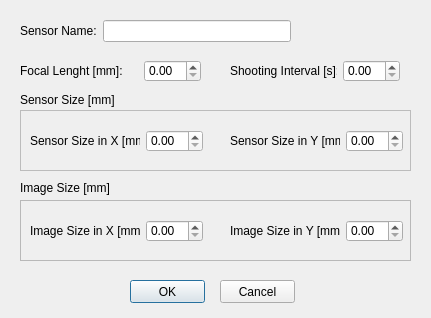
Before: the Qt Designer form PluginFiles/NewSensor.ui in Marta1Rossi/DSP, drawn with Qt 5.
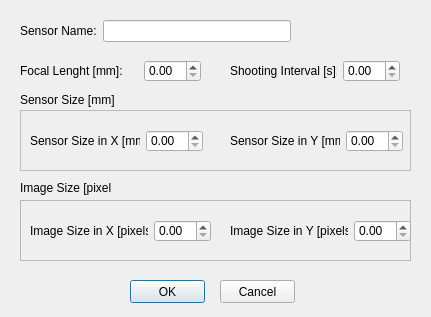
After: the same form once the commit is applied.

Commit message: fixed unit of measure

Diff of the .ui file:
```diff
--- a/PluginFiles/NewSensor.ui
+++ b/PluginFiles/NewSensor.ui
@@ -7,7 +7,7 @@
     <x>0</x>
     <y>0</y>
     <width>431</width>
-    <height>318</height>
+    <height>317</height>
    </rect>
   </property>
   <property name="windowTitle">
@@ -537,7 +537,7 @@
     </rect>
    </property>
    <property name="text">
-    <string>Image Size [mm]</string>
+    <string>Image Size [pixel]</string>
    </property>
   </widget>
   <widget class="QFrame" name="frame_3">
@@ -560,7 +560,7 @@
      <rect>
       <x>10</x>
       <y>20</y>
-      <width>173</width>
+      <width>181</width>
       <height>22</height>
      </rect>
     </property>
@@ -568,7 +568,7 @@
      <item>
       <widget class="QLabel" name="label_8">
        <property name="text">
-        <string>Image Size in X [mm]:</string>
+        <string>Image Size in X [pixels]:</string>
        </property>
       </widget>
      </item>
@@ -595,7 +595,7 @@
      <rect>
       <x>210</x>
       <y>20</y>
-      <width>173</width>
+      <width>181</width>
       <height>22</height>
      </rect>
     </property>
@@ -603,7 +603,7 @@
      <item>
       <widget class="QLabel" name="label_10">
        <property name="text">
-        <string>Image Size in Y [mm]:</string>
+        <string>Image Size in Y [pixels]:</string>
        </property>
       </widget>
      </item>
```
The commit also changes 1 other file.
